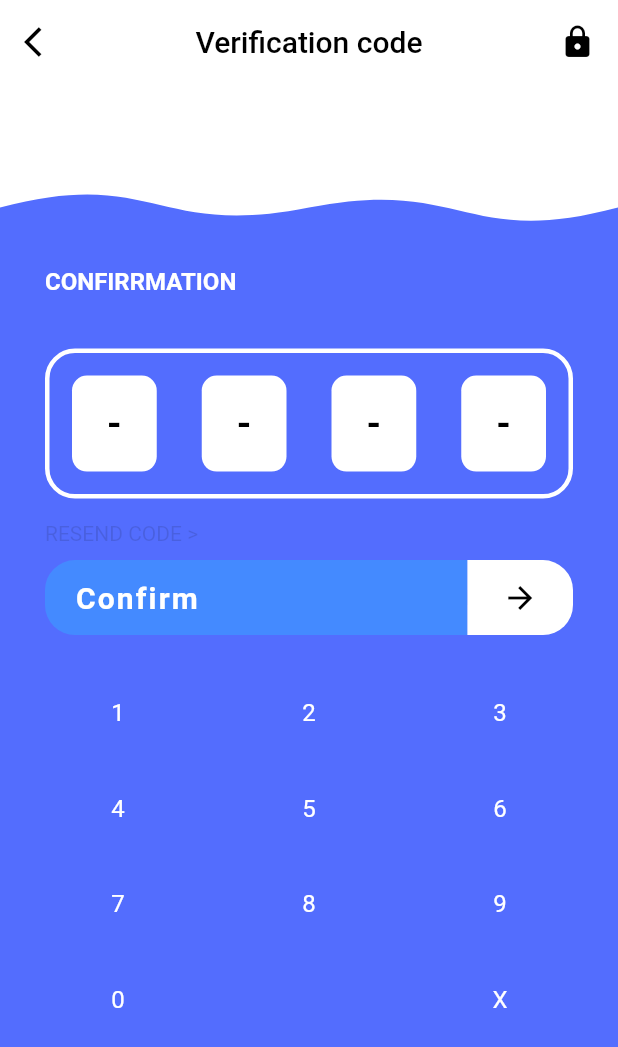
After one commit to jiang111/flutter_code, a Flutter app: the CodePage screen opened directly, on a phone screen of 412 x 824 dp. The commit adds this screen. Shown: the top 1047 px of the screen. Run offline on Flutter 3.47's test engine with Material 2 defaults, Android fonts, the phone set to English and light mode, and no system bars.

Commit message:
update code

```diff
--- /dev/null
+++ b/lib/login_page/code_page.dart
@@ -0,0 +1,332 @@
+import 'package:flutter/material.dart';
+
+class CodePage extends StatefulWidget {
+  @override
+  _CodePageState createState() => _CodePageState();
+}
+
+class _CodePageState extends State<CodePage> {
+  @override
+  Widget build(BuildContext context) {
+    return Scaffold(
+      backgroundColor: Colors.indigoAccent,
+      appBar: AppBar(
+        backgroundColor: Colors.white,
+        elevation: 0,
+        centerTitle: true,
+        leading: InkWell(
+          onTap: () {
+            Navigator.of(context).pop();
+          },
+          child: Icon(
+            Icons.arrow_back_ios,
+            color: Colors.black,
+          ),
+        ),
+        title: Text(
+          "Verification code",
+          style: TextStyle(color: Colors.black, fontSize: 20),
+        ),
+        actions: <Widget>[
+          Padding(
+            padding: EdgeInsets.symmetric(
+              horizontal: 15,
+            ),
+            child: Icon(
+              Icons.lock,
+              color: Colors.black,
+            ),
+          )
+        ],
+      ),
+      body: BodyPage(),
+    );
+  }
+}
+
+class WavePainter extends CustomPainter {
+  @override
+  void paint(Canvas canvas, Size size) {
+    Paint paint = Paint()
+      ..color = Colors.white
+      ..style = PaintingStyle.fill;
+
+    Path path = Path()
+      ..moveTo(0, 0)
+      ..lineTo(size.width, 0)
+      ..lineTo(size.width, size.height)
+      ..cubicTo(size.width / 4 * 3, size.height / 3 * 4, size.width / 4 * 3,
+          size.height / 4 * 3, size.width / 2, size.height)
+      ..cubicTo(size.width / 4, size.height / 4 * 5, size.width / 4,
+          size.height / 3 * 2, 0, size.height);
+
+    canvas.drawPath(path, paint);
+  }
+
+  @override
+  bool shouldRepaint(CustomPainter oldDelegate) {
+    return true;
+  }
+}
+
+class BodyPage extends StatefulWidget {
+  @override
+  _BodyPageState createState() => _BodyPageState();
+}
+
+class _BodyPageState extends State<BodyPage> {
+  List<String> value = ["-", "-", "-", "-"];
+
+  @override
+  Widget build(BuildContext context) {
+    return Column(
+      crossAxisAlignment: CrossAxisAlignment.start,
+      children: <Widget>[
+        _buildWave(),
+        Padding(
+          padding: const EdgeInsets.only(
+            left: 30,
+            top: 40,
+            bottom: 30,
+          ),
+          child: Text(
+            "CONFIRRMATION",
+            style: TextStyle(
+              color: Colors.white,
+              fontWeight: FontWeight.bold,
+              fontSize: 16,
+            ),
+          ),
+        ),
+        Container(
+          height: 100,
+          margin: EdgeInsets.symmetric(horizontal: 30, vertical: 5),
+          decoration: BoxDecoration(
+            borderRadius: BorderRadius.circular(20),
+            border: Border.all(
+              color: Colors.white,
+              width: 3,
+            ),
+          ),
+          child: Row(
+            mainAxisSize: MainAxisSize.max,
+            children: <Widget>[
+              Expanded(
+                child: _buildContainer(
+                  value[0],
+                  value[0] == "-" ? Colors.white : Colors.indigo,
+                ),
+              ),
+              Expanded(
+                child: _buildContainer(
+                  value[1],
+                  value[1] == "-" ? Colors.white : Colors.indigo,
+                ),
+              ),
+              Expanded(
+                child: _buildContainer(
+                  value[2],
+                  value[2] == "-" ? Colors.white : Colors.indigo,
+                ),
+              ),
+              Expanded(
+                child: _buildContainer(
+                  value[3],
+                  value[3] == "-" ? Colors.white : Colors.indigo,
+                ),
+              ),
+            ],
+          ),
+        ),
+        Padding(
+          padding: const EdgeInsets.only(
+            left: 30,
+            top: 10,
+          ),
+          child: Text(
+            "RESEND CODE >",
+            style: TextStyle(
+              color: Colors.black12,
+              fontSize: 14,
+            ),
+          ),
+        ),
+        Container(
+          width: MediaQuery.of(context).size.width - 60,
+          height: 50,
+          margin: EdgeInsets.symmetric(
+            horizontal: 30,
+            vertical: 10,
+          ),
+          decoration: BoxDecoration(
+            borderRadius: BorderRadius.circular(20),
+          ),
+          child: GestureDetector(
+            onTap: () {
+              for (int i = 0; i < value.length; i++) {
+                if (value[i] == "-") {
+                  Scaffold.of(context).showSnackBar(SnackBar(
+                    content: Text("请先输入验证码"),
+                  ));
+                  return;
+                }
+              }
+
+              Scaffold.of(context).showSnackBar(SnackBar(
+                content: Text("提交成功"),
+              ));
+            },
+            child: Row(
+              mainAxisSize: MainAxisSize.max,
+              children: <Widget>[
+                Expanded(
+                  child: Container(
+                    height: 50,
+                    decoration: BoxDecoration(
+                      color: Colors.blueAccent,
+                      borderRadius: BorderRadius.only(
+                        topLeft: Radius.circular(20),
+                        bottomLeft: Radius.circular(20),
+                      ),
+                    ),
+                    child: Padding(
+                      padding: const EdgeInsets.only(left: 20),
+                      child: Align(
+                        alignment: Alignment.centerLeft,
+                        child: Text(
+                          "Confirm",
+                          style: TextStyle(
+                            color: Colors.white,
+                            fontSize: 20,
+                            fontWeight: FontWeight.bold,
+                            letterSpacing: 1.4,
+                          ),
+                        ),
+                      ),
+                    ),
+                  ),
+                  flex: 4,
+                ),
+                Expanded(
+                  child: Container(
+                    height: 50,
+                    decoration: BoxDecoration(
+                      color: Colors.white,
+                      borderRadius: BorderRadius.only(
+                        topRight: Radius.circular(20),
+                        bottomRight: Radius.circular(20),
+                      ),
+                    ),
+                    child: Center(
+                      child: Icon(
+                        Icons.arrow_forward,
+                        color: Colors.black,
+                      ),
+                    ),
+                  ),
+                ),
+              ],
+            ),
+          ),
+        ),
+        Expanded(
+          child: GridView.builder(
+            shrinkWrap: true,
+            padding: EdgeInsets.symmetric(
+              horizontal: 15,
+              vertical: 10,
+            ),
+            gridDelegate: SliverGridDelegateWithFixedCrossAxisCount(
+              crossAxisCount: 3,
+              childAspectRatio: 2,
+            ),
+            itemBuilder: (context, index) {
+              return GestureDetector(
+                onTap: () {
+                  if (list[index] == " ") return;
+
+                  setState(() {
+                    if (list[index] == "X") {
+                      for (int i = value.length - 1; i < value.length; i--) {
+                        if (value[i] != "-") {
+                          value[i] = "-";
+                          return;
+                        }
+                      }
+                    }
+
+                    for (int i = 0; i < value.length; i++) {
+                      if (value[i] == "-") {
+                        value[i] = list[index];
+                        break;
+                      }
+                    }
+                  });
+                },
+                child: Container(
+                  color: Colors.transparent,
+                  child: Center(
+                    child: Text(
+                      list[index],
+                      style: TextStyle(
+                        color: Colors.white,
+                        fontSize: 16,
+                      ),
+                    ),
+                  ),
+                ),
+              );
+            },
+            itemCount: list.length,
+          ),
+        ),
+      ],
+    );
+  }
+
+  Widget _buildWave() {
+    return Container(
+      width: MediaQuery.of(context).size.width,
+      height: MediaQuery.of(context).size.height / 10,
+      child: CustomPaint(
+        painter: WavePainter(),
+      ),
+    );
+  }
+
+  Widget _buildContainer(String value, Color color) {
+    return Container(
+      margin: EdgeInsets.symmetric(horizontal: 15, vertical: 15),
+      height: double.infinity,
+      decoration: BoxDecoration(
+        color: color,
+        borderRadius: BorderRadius.circular(10),
+      ),
+      child: Center(
+        child: Text(
+          value,
+          style: TextStyle(
+            color: color == Colors.white ? Colors.black : Colors.white,
+            fontWeight: FontWeight.bold,
+            fontSize: 25,
+          ),
+        ),
+      ),
+    );
+  }
+}
+
+List<String> list = [
+  "1",
+  "2",
+  "3",
+  "4",
+  "5",
+  "6",
+  "7",
+  "8",
+  "9",
+  "0",
+  " ",
+  "X",
+];
```
Also changed, not shown: lib/home_page.dart (+16 -2 lines), lib/login_page/home_page.dart (added, +159 -0 lines), art/2.png (added).
